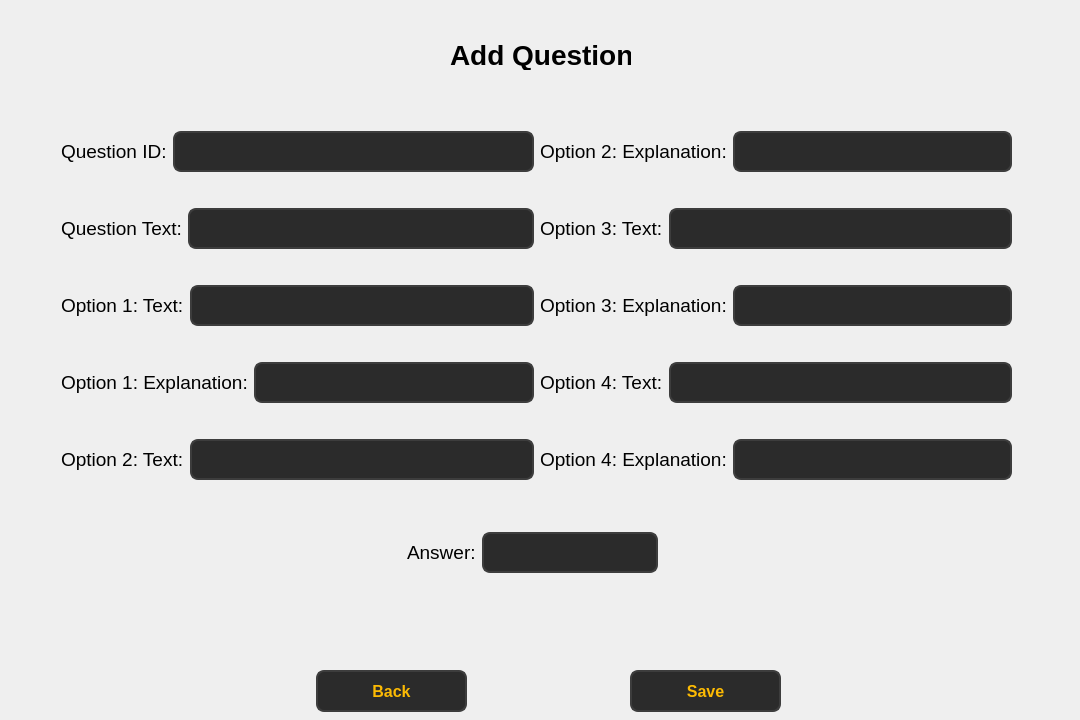
Qt form ui/faculty/faculty_addQuestion_window.ui (Soham1117/elearningApp) before a commit.
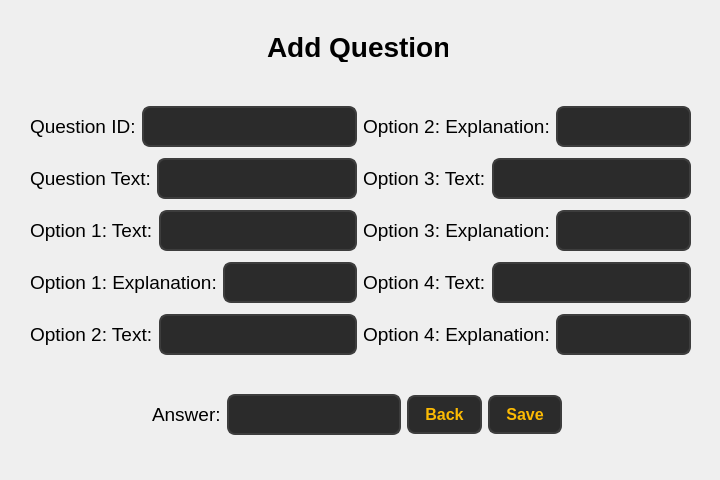
The same form after that commit.

Commit message: Changes made to UI of faculty pages.

```diff
--- a/ui/faculty/faculty_addQuestion_window.ui
+++ b/ui/faculty/faculty_addQuestion_window.ui
@@ -6,8 +6,8 @@
    <rect>
     <x>0</x>
     <y>0</y>
-    <width>1080</width>
-    <height>720</height>
+    <width>720</width>
+    <height>480</height>
    </rect>
   </property>
   <property name="windowTitle">
@@ -16,8 +16,8 @@
   <widget class="QLabel" name="label">
    <property name="geometry">
     <rect>
-     <x>450</x>
-     <y>40</y>
+     <x>267</x>
+     <y>32</y>
      <width>181</width>
      <height>30</height>
     </rect>
@@ -32,135 +32,13 @@
     <string>Add Question</string>
    </property>
   </widget>
-  <widget class="QPushButton" name="pushButton_back">
-   <property name="geometry">
-    <rect>
-     <x>316</x>
-     <y>670</y>
-     <width>151</width>
-     <height>42</height>
-    </rect>
-   </property>
-   <property name="styleSheet">
-    <string notr="true">QPushButton {
-        background-color: #2b2b2b;  
-        color: #fcba03;              
-        border: 2px solid #3d3d3d;      
-        border-radius: 8px;          
-        padding: 8px 16px;            
-        font-size: 16px;            
-        font-weight: bold;
-    
-    }
-
-    QPushButton:hover {
-        background-color: #fcba03;
-		 color: #000000;
-        border: 2px solid #5a5a5a;    
-    }
-
-    QPushButton:pressed {
-        background-color: #1a1a1a;      
-        border: 2px solid #2b2b2b;      
-    }</string>
-   </property>
-   <property name="text">
-    <string>Back</string>
-   </property>
-  </widget>
-  <widget class="QPushButton" name="pushButton">
-   <property name="geometry">
-    <rect>
-     <x>630</x>
-     <y>670</y>
-     <width>151</width>
-     <height>42</height>
-    </rect>
-   </property>
-   <property name="styleSheet">
-    <string notr="true">QPushButton {
-        background-color: #2b2b2b;  
-        color: #fcba03;              
-        border: 2px solid #3d3d3d;      
-        border-radius: 8px;          
-        padding: 8px 16px;            
-        font-size: 16px;            
-        font-weight: bold;
-    
-    }
-
-    QPushButton:hover {
-        background-color: #fcba03;
-		 color: #000000;
-        border: 2px solid #5a5a5a;    
-    }
-
-    QPushButton:pressed {
-        background-color: #1a1a1a;      
-        border: 2px solid #2b2b2b;      
-    }</string>
-   </property>
-   <property name="text">
-    <string>Save</string>
-   </property>
-  </widget>
   <widget class="QWidget" name="layoutWidget">
    <property name="geometry">
     <rect>
-     <x>407</x>
-     <y>530</y>
-     <width>251</width>
-     <height>45</height>
-    </rect>
-   </property>
-   <layout class="QHBoxLayout" name="horizontalLayout_16">
-    <item>
-     <widget class="QLabel" name="label_18">
-      <property name="font">
-       <font>
-        <pointsize>14</pointsize>
-       </font>
-      </property>
-      <property name="text">
-       <string>Answer:</string>
-      </property>
-     </widget>
-    </item>
-    <item>
-     <widget class="QLineEdit" name="lineEdit_17">
-      <property name="styleSheet">
-       <string notr="true">QLineEdit {
-        background-color: #2b2b2b;  /* Dark background */
-        color: #fcba03;  /* Text color */
-        border: 2px solid #3d3d3d;  /* Border color */
-        border-radius: 8px;  /* Rounded corners */
-        padding: 8px;  /* Padding inside the input field */
-        font-size: 16px;  /* Font size */
-        font-weight: bold;  /* Bold font */
-    }
-
-    QLineEdit:hover {
-        background-color: #3d3d3d;  /* Background when hovered */
-        border: 2px solid #fcba03;  /* Border color when hovered */
-    }
-
-    QLineEdit:focus {
-        background-color: #1a1a1a;  /* Background when focused */
-        border: 2px solid #fcba03;  /* Border color when focused */
-        color: #ffffff;  /* Text color when focused */
-    }</string>
-      </property>
-     </widget>
-    </item>
-   </layout>
-  </widget>
-  <widget class="QWidget" name="layoutWidget">
-   <property name="geometry">
-    <rect>
-     <x>61</x>
+     <x>30</x>
      <y>101</y>
-     <width>951</width>
-     <height>411</height>
+     <width>661</width>
+     <height>261</height>
     </rect>
    </property>
    <layout class="QHBoxLayout" name="horizontalLayout_9">
@@ -594,6 +472,124 @@
     </item>
    </layout>
   </widget>
+  <widget class="QWidget" name="">
+   <property name="geometry">
+    <rect>
+     <x>152</x>
+     <y>391</y>
+     <width>410</width>
+     <height>47</height>
+    </rect>
+   </property>
+   <layout class="QHBoxLayout" name="horizontalLayout_13">
+    <item>
+     <layout class="QHBoxLayout" name="horizontalLayout_16">
+      <item>
+       <widget class="QLabel" name="label_18">
+        <property name="font">
+         <font>
+          <pointsize>14</pointsize>
+         </font>
+        </property>
+        <property name="text">
+         <string>Answer:</string>
+        </property>
+       </widget>
+      </item>
+      <item>
+       <widget class="QLineEdit" name="lineEdit_17">
+        <property name="styleSheet">
+         <string notr="true">QLineEdit {
+        background-color: #2b2b2b;  /* Dark background */
+        color: #fcba03;  /* Text color */
+        border: 2px solid #3d3d3d;  /* Border color */
+        border-radius: 8px;  /* Rounded corners */
+        padding: 8px;  /* Padding inside the input field */
+        font-size: 16px;  /* Font size */
+        font-weight: bold;  /* Bold font */
+    }
+
+    QLineEdit:hover {
+        background-color: #3d3d3d;  /* Background when hovered */
+        border: 2px solid #fcba03;  /* Border color when hovered */
+    }
+
+    QLineEdit:focus {
+        background-color: #1a1a1a;  /* Background when focused */
+        border: 2px solid #fcba03;  /* Border color when focused */
+        color: #ffffff;  /* Text color when focused */
+    }</string>
+        </property>
+       </widget>
+      </item>
+     </layout>
+    </item>
+    <item>
+     <layout class="QHBoxLayout" name="horizontalLayout_7">
+      <item>
+       <widget class="QPushButton" name="pushButton_back">
+        <property name="styleSheet">
+         <string notr="true">QPushButton {
+        background-color: #2b2b2b;  
+        color: #fcba03;              
+        border: 2px solid #3d3d3d;      
+        border-radius: 8px;          
+        padding: 8px 16px;            
+        font-size: 16px;            
+        font-weight: bold;
+    
+    }
+
+    QPushButton:hover {
+        background-color: #fcba03;
+		 color: #000000;
+        border: 2px solid #5a5a5a;    
+    }
+
+    QPushButton:pressed {
+        background-color: #1a1a1a;      
+        border: 2px solid #2b2b2b;      
+    }</string>
+        </property>
+        <property name="text">
+         <string>Back</string>
+        </property>
+       </widget>
+      </item>
+      <item>
+       <widget class="QPushButton" name="pushButton">
+        <property name="styleSheet">
+         <string notr="true">QPushButton {
+        background-color: #2b2b2b;  
+        color: #fcba03;              
+        border: 2px solid #3d3d3d;      
+        border-radius: 8px;          
+        padding: 8px 16px;            
+        font-size: 16px;            
+        font-weight: bold;
+    
+    }
+
+    QPushButton:hover {
+        background-color: #fcba03;
+		 color: #000000;
+        border: 2px solid #5a5a5a;    
+    }
+
+    QPushButton:pressed {
+        background-color: #1a1a1a;      
+        border: 2px solid #2b2b2b;      
+    }</string>
+        </property>
+        <property name="text">
+         <string>Save</string>
+        </property>
+       </widget>
+      </item>
+     </layout>
+    </item>
+   </layout>
+  </widget>
  </widget>
  <resources/>
  <connections/>
```
The commit also changes 98 other files.
